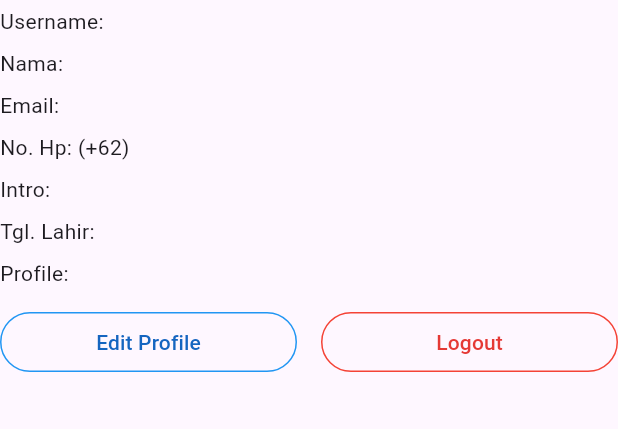
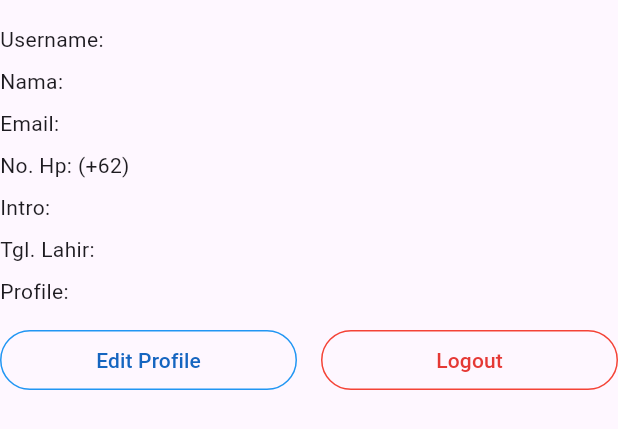
Before and after one commit to jimmyferiawan/flutter-blogging-fe, a Flutter app: the ProfileComponent widget shown alone on an empty page, opened directly with empty values, on a phone screen of 412 x 824 dp. Shown: the top 429 px of the screen. Run offline on Flutter 3.47's test engine with Material 3 defaults, Android fonts, the phone set to English and light mode, and no system bars; our stand-ins replace flutter_hooks, flutter_riverpod, go_router, hooks_riverpod, shared_preferences; accounts and stored records are empty.

Commit message:
fix : padding account screen

```diff
--- a/lib/components/scrollable_screen.dart
+++ b/lib/components/scrollable_screen.dart
@@ -13,7 +13,7 @@ class ScrollableScreen extends StatelessWidget {
         return LayoutBuilder(
             builder: (context, constraints) {
                 return SingleChildScrollView(
-                    padding: const EdgeInsets.symmetric(horizontal: 12, vertical: 10),
+                    padding: const EdgeInsets.symmetric(horizontal: 12, vertical: 0),
                     child: ConstrainedBox(
                         constraints: BoxConstraints(
                             minHeight: constraints.maxHeight,
--- a/lib/pages/login_screen.dart
+++ b/lib/pages/login_screen.dart
@@ -243,6 +243,7 @@ class ProfileComponent extends StatelessWidget {
         return Column(
             crossAxisAlignment: CrossAxisAlignment.stretch,
             children: <Widget>[
+                const SizedBox(height: 12,),
                 Padding(
                     padding: const EdgeInsets.symmetric(vertical: 4.0),
                     child: Text("Username: ${accountData.username}"),
@@ -310,6 +311,7 @@ class ProfileComponent extends StatelessWidget {
                         ],
                     )
                 ),
+                const SizedBox(height: 12,),
             ],
         );
     }
```
